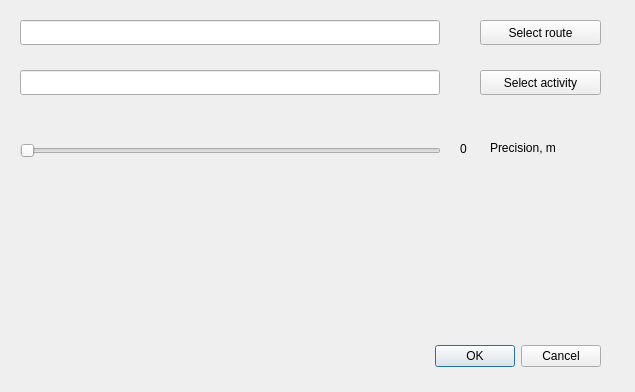
Before: the Qt Designer form firome/ui/assets/main.ui in outcatcher/firome, drawn with Qt 5.
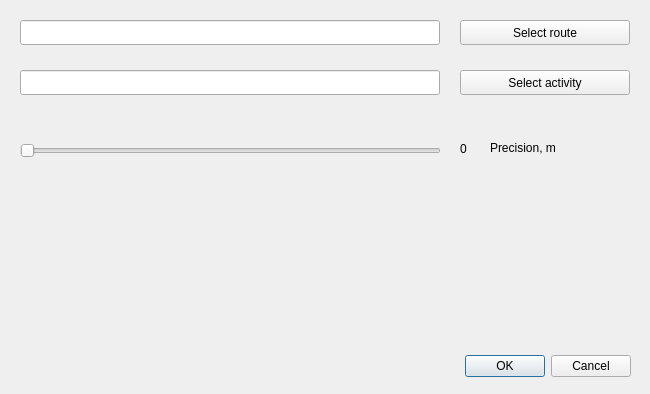
After: the same form once the commit is applied.

Diff of the .ui file:
```diff
--- a/firome/ui/assets/main.ui
+++ b/firome/ui/assets/main.ui
@@ -6,8 +6,8 @@
    <rect>
     <x>0</x>
     <y>0</y>
-    <width>635</width>
-    <height>392</height>
+    <width>650</width>
+    <height>394</height>
    </rect>
   </property>
   <property name="windowTitle">
@@ -17,9 +17,9 @@
    <widget class="QPushButton" name="buttonActivitySelect">
     <property name="geometry">
      <rect>
-      <x>480</x>
+      <x>460</x>
       <y>70</y>
-      <width>121</width>
+      <width>170</width>
       <height>25</height>
      </rect>
     </property>
@@ -30,8 +30,8 @@
    <widget class="QDialogButtonBox" name="buttonBox">
     <property name="geometry">
      <rect>
-      <x>260</x>
-      <y>340</y>
+      <x>290</x>
+      <y>350</y>
       <width>341</width>
       <height>32</height>
      </rect>
@@ -56,9 +56,9 @@
    <widget class="QPushButton" name="buttonRouteSelect">
     <property name="geometry">
      <rect>
-      <x>480</x>
+      <x>460</x>
       <y>20</y>
-      <width>121</width>
+      <width>170</width>
       <height>25</height>
      </rect>
     </property>
@@ -81,7 +81,7 @@
      <rect>
       <x>490</x>
       <y>138</y>
-      <width>91</width>
+      <width>141</width>
       <height>20</height>
      </rect>
     </property>
```
